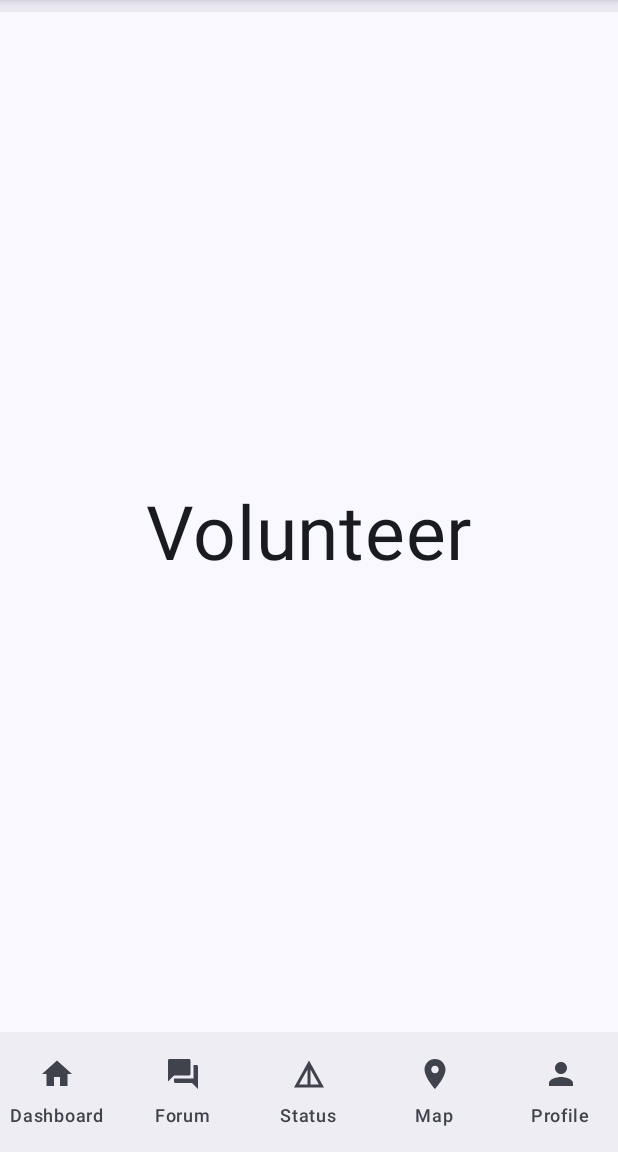
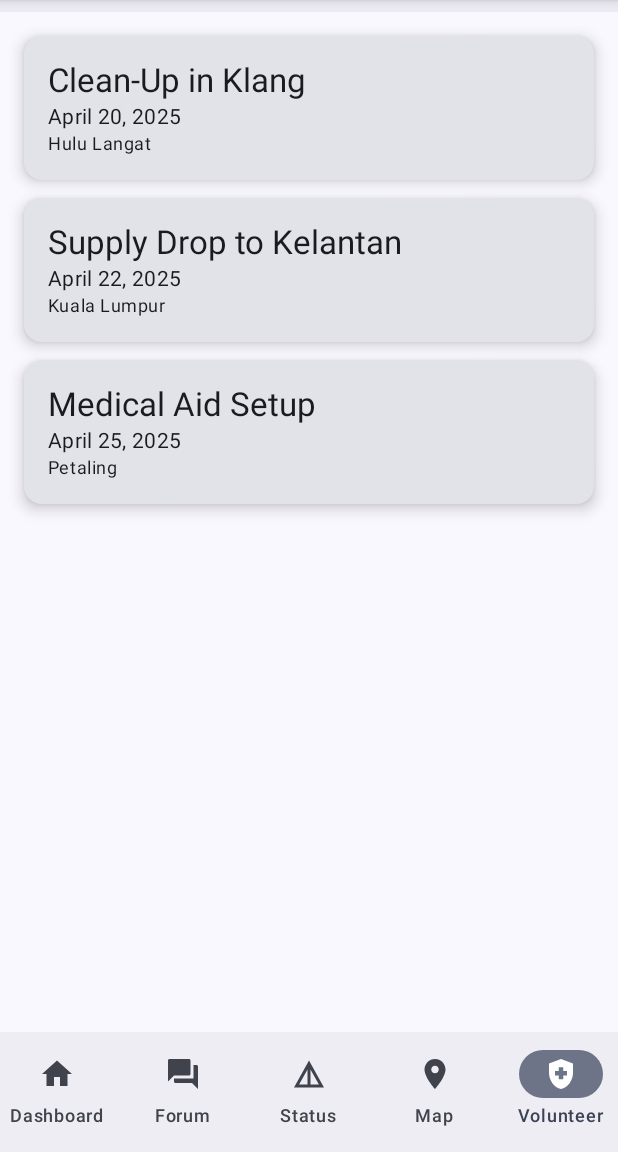
Before and after one commit to TXY05/FloodAid, an Android app built with Jetpack Compose: the Volunteer screen opened through its navigation route, on a phone screen of 412 x 824 dp, the part 84-1236 px from its top. Run offline under Robolectric (Android 15) with nearby library versions, the phone set to English and light mode, and no system bars.

Commit message:
Update Volunteer Page & Icon

```diff
--- a/app/src/main/java/com/example/floodaid/composable/BottomBar.kt
+++ b/app/src/main/java/com/example/floodaid/composable/BottomBar.kt
@@ -20,7 +20,7 @@ fun BottomBar(navController: NavHostController) {
         Screen.Forum,
         Screen.FloodStatus,
         Screen.Map,
-        Screen.Profile,
+        Screen.Volunteer,
     )
 
     val navBackStackEntry by navController.currentBackStackEntryAsState()
--- a/app/src/main/java/com/example/floodaid/models/Screen.kt
+++ b/app/src/main/java/com/example/floodaid/models/Screen.kt
@@ -4,6 +4,7 @@ import androidx.compose.material.icons.Icons
 import androidx.compose.material.icons.filled.AccountCircle
 import androidx.compose.material.icons.filled.Details
 import androidx.compose.material.icons.filled.Forum
+import androidx.compose.material.icons.filled.HealthAndSafety
 import androidx.compose.material.icons.filled.Home
 import androidx.compose.material.icons.filled.LocationOn
 import androidx.compose.material.icons.filled.Person
@@ -59,7 +60,7 @@ sealed class Screen(
     data object Volunteer : Screen(
         route = "volunteer",
         title = "Volunteer",
-        icon = Icons.Default.Home
+        icon = Icons.Default.HealthAndSafety
     )
 
 }
--- a/app/src/main/java/com/example/floodaid/screen/Volunteer.kt
+++ b/app/src/main/java/com/example/floodaid/screen/Volunteer.kt
@@ -2,19 +2,32 @@ package com.example.floodaid.screen
 
 import BottomBar
 import android.annotation.SuppressLint
+import androidx.compose.foundation.clickable
 import androidx.compose.foundation.layout.Arrangement
 import androidx.compose.foundation.layout.Column
+import androidx.compose.foundation.layout.PaddingValues
 import androidx.compose.foundation.layout.fillMaxSize
+import androidx.compose.foundation.layout.fillMaxWidth
+import androidx.compose.foundation.layout.padding
+import androidx.compose.foundation.lazy.LazyColumn
+import androidx.compose.foundation.lazy.items
+import androidx.compose.material3.Card
+import androidx.compose.material3.CardDefaults
 import androidx.compose.material3.ExperimentalMaterial3Api
+import androidx.compose.material3.MaterialTheme
 import androidx.compose.material3.Scaffold
 import androidx.compose.material3.Text
+import androidx.compose.material3.TopAppBar
 import androidx.compose.material3.TopAppBarDefaults
 import androidx.compose.material3.rememberTopAppBarState
 import androidx.compose.runtime.Composable
 import androidx.compose.ui.Alignment
 import androidx.compose.ui.Modifier
+import androidx.compose.ui.tooling.preview.Preview
+import androidx.compose.ui.unit.dp
 import androidx.compose.ui.unit.sp
 import androidx.navigation.NavHostController
+import androidx.navigation.compose.rememberNavController
 import com.example.floodaid.composable.TopBar
 
 @OptIn(ExperimentalMaterial3Api::class)
@@ -27,16 +40,63 @@ fun Volunteer(
         state = rememberTopAppBarState()
     )
     Scaffold(
-
         topBar = { TopBar(scrollBehavior = scrollBehavior) },
         bottomBar = { BottomBar(navController = navController) }
-    ) {
+    ) { innerPadding ->
         Column(
-            modifier = Modifier.fillMaxSize(),
-            horizontalAlignment = Alignment.CenterHorizontally,
-            verticalArrangement = Arrangement.Center
+            modifier = Modifier
+                .fillMaxSize()
+                .padding(innerPadding),
+            horizontalAlignment = Alignment.CenterHorizontally
         ) {
-            Text(text = "Volunteer", fontSize = 50.sp)
+            val sampleEvents = listOf(
+                Event(1, "Clean-Up in Klang", "April 20, 2025", "Hulu Langat"),
+                Event(2, "Supply Drop to Kelantan", "April 22, 2025", "Kuala Lumpur"),
+                Event(3, "Medical Aid Setup", "April 25, 2025", "Petaling")
+            )
+
+            EventListScreen(events = sampleEvents, onEventClick = {})
         }
     }
 }
+
+@Composable
+fun EventListScreen(events: List<Event>, onEventClick: (Event) -> Unit, modifier: Modifier = Modifier) {
+    LazyColumn(
+            contentPadding = PaddingValues(16.dp),
+            verticalArrangement = Arrangement.spacedBy(12.dp)
+        ) {
+            items(events) { event ->
+                EventCard(event, onClick = { onEventClick(event) })
+            }
+        }
+}
+
+@Composable
+fun EventCard(event: Event, onClick: () -> Unit) {
+    Card(
+        modifier = Modifier
+            .fillMaxWidth()
+            .clickable { onClick() },
+        elevation = CardDefaults.cardElevation(defaultElevation = 6.dp)
+    ) {
+        Column(modifier = Modifier.padding(16.dp)) {
+            Text(text = event.title, style = MaterialTheme.typography.titleLarge)
+            Text(text = event.date, style = MaterialTheme.typography.bodyMedium)
+            Text(text = event.location, style = MaterialTheme.typography.bodySmall)
+        }
+    }
+}
+
+data class Event(
+    val id: Int,
+    val title: String,
+    val date: String,
+    val location: String
+)
+
+@Preview(showBackground = true)
+@Composable
+fun EventListPreview() {
+    Volunteer(navController = rememberNavController())
+}
```
